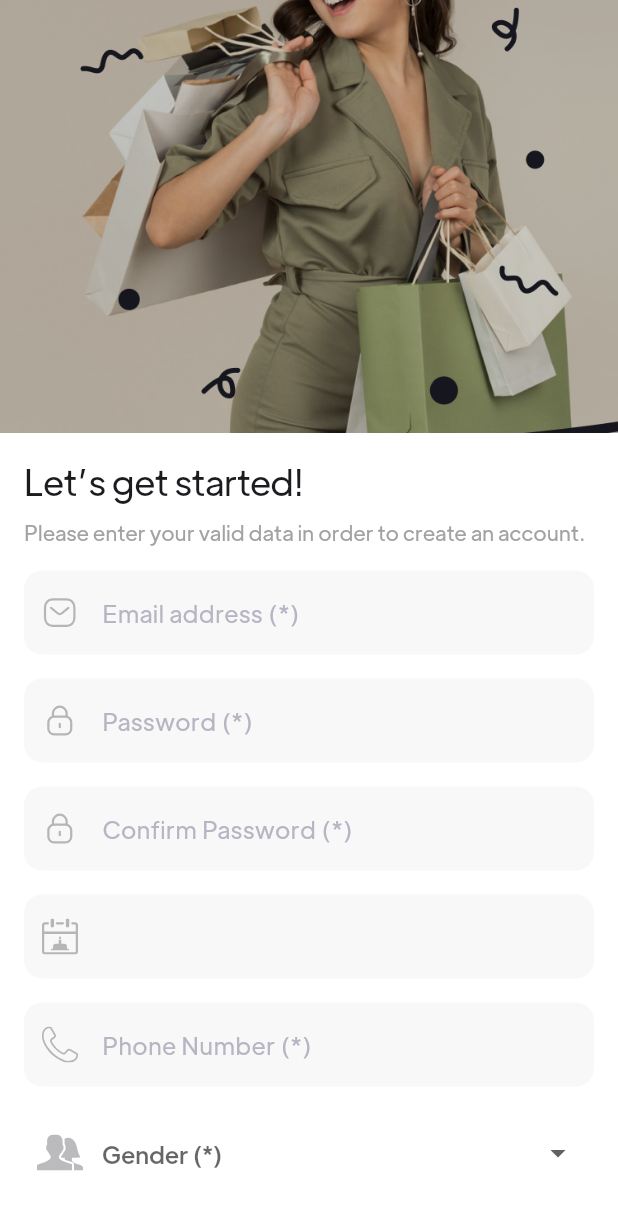
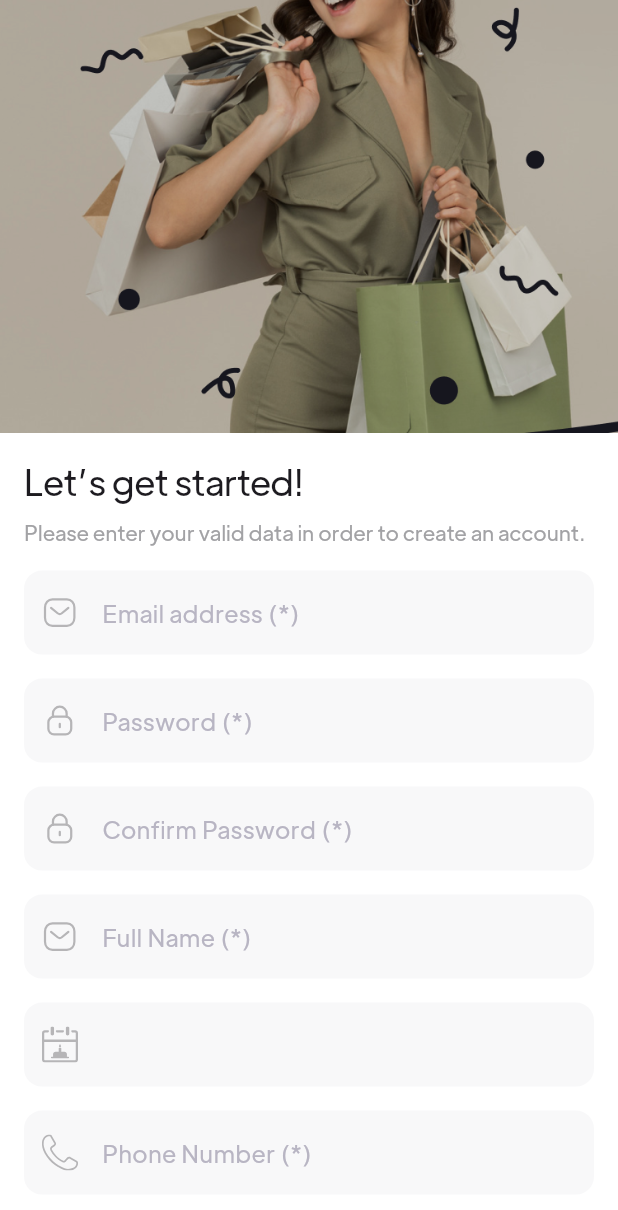
Before and after one commit to quocthai1810/ecommerce_app, a Flutter app: the SignUpScreen screen opened by its route, on a phone screen of 412 x 824 dp. Shown: the top 1210 px of the screen. Run offline on Flutter 3.47's test engine with Material 3 defaults, Android fonts, the phone set to English and light mode, and no system bars; our stand-ins replace cached_network_image, cloud_firestore, firebase_auth, firebase_core, flutter_rating_bar, flutter_svg and 3 more; accounts and stored records are empty.

Commit message:
profile screen

```diff
--- a/lib/const_func.dart
+++ b/lib/const_func.dart
@@ -1,21 +1,42 @@
 import 'package:flutter/material.dart';
 import 'package:fluttertoast/fluttertoast.dart';
+import 'package:get/get.dart';
+import 'package:shop/screens/auth/controller/signup_controller.dart';
 
 import 'constants.dart';
 
 class ConstFunc {
 //Hàm hiện vòng loading
-  static circularProgress(String text) {
+  static circularProgress(String? text) {
     return Stack(alignment: Alignment.center, children: [
       Column(
         mainAxisAlignment: MainAxisAlignment.center,
         children: [
-          const CircularProgressIndicator(
-            color: primaryColor,
+          const SizedBox(
+            width: 20,
+            height: 20,
+            child: CircularProgressIndicator(
+              color: primaryColor,
+            ),
           ),
-          Text(text)
+          Text(text!)
         ],
       )
     ]);
   }
+
+  static showLoading<T extends GetxController>(Widget widget, String? text, T controller) {
+    controller = Get.find<T>();
+    return Obx(
+      () => AbsorbPointer(
+        absorbing: (controller as dynamic).isLoading.value,
+        child: Stack(alignment: Alignment.center, children: [
+          Opacity(
+              opacity: (controller as dynamic).isLoading.value ? 0.6 : 1,
+              child: widget),
+          if ((controller as dynamic).isLoading.value) ConstFunc.circularProgress(text)
+        ]),
+      ),
+    );
+  }
 }
--- a/lib/constants.dart
+++ b/lib/constants.dart
@@ -80,6 +80,10 @@ final emaildValidator = MultiValidator([
   EmailValidator(errorText: "Enter a valid email address"),
 ]);
 
+final nameValidator = MultiValidator([
+  RequiredValidator(errorText: 'Bạn hãy nhập tên đầy đủ'),
+]);
+
 final phoneValidator = MultiValidator([
   RequiredValidator(errorText: 'Vui lòng nhập SĐT này'),
   MinLengthValidator(10, errorText: 'SĐT ít nhất 10 số'),
--- a/lib/entry_point.dart
+++ b/lib/entry_point.dart
@@ -3,6 +3,7 @@ import 'package:flutter/material.dart';
 import 'package:flutter_svg/flutter_svg.dart';
 import 'package:shop/constants.dart';
 import 'package:shop/route/screen_export.dart';
+import 'package:shop/screens/profile/controller/profile_binding.dart';
 
 class EntryPoint extends StatefulWidget {
   const EntryPoint({super.key});
--- a/lib/route/apppages.dart
+++ b/lib/route/apppages.dart
@@ -4,9 +4,13 @@ import 'package:shop/screens/auth/controller/signin_binding.dart';
 import 'package:shop/screens/auth/views/verified_email_screen.dart';
 import 'package:shop/screens/home/views/home_screen.dart';
 import 'package:shop/screens/onbording/views/onbording_screnn.dart';
+import 'package:shop/screens/profile/controller/profile_binding.dart';
+import 'package:shop/screens/profile/controller/profile_controller.dart';
 import '../screens/auth/controller/signup_binding.dart';
 import '../screens/auth/views/login_screen.dart';
 import '../screens/auth/views/signup_screen.dart';
+import '../screens/profile/views/info_profile.dart';
+import '../screens/profile/views/profile_screen.dart';
 import 'route_constants.dart';
 
 class AppPages {
@@ -29,12 +33,21 @@ class AppPages {
     GetPage(
         name: entryPointScreenRoute,
         page: () => const EntryPoint(),
-
+      bindings: [ProfileBinding()]
     ),
     GetPage(
       name: signUpVerificationScreenRoute,
       page: () => const VerificationScreen(),
+      binding: SignUpBinding()
 
     ),
+    GetPage(
+      name: infoProfileScreenRoute,
+      page: () => const InfoProfileScreen(),
+    ),
+    // GetPage(
+    //   name: editProfileScreenRoute,
+    //   page: () => const EditProfileScreen(),
+    // ),
   ];
 }
--- a/lib/route/route_constants.dart
+++ b/lib/route/route_constants.dart
@@ -3,7 +3,9 @@ const String notificationPermissionScreenRoute = "notification_permission";
 const String preferredLanuageScreenRoute = "preferred_language";
 const String logInScreenRoute = "/login";
 const String signUpScreenRoute = "/signup";
-const String profileSetupScreenRoute = "profile_setup";
+const String profileScreenRoute = "/profile";
+const String infoProfileScreenRoute = "/profile_info";
+const String editProfileScreenRoute = "/profile_edit";
 const String signUpVerificationScreenRoute = "/signup_verification";
 const String passwordRecoveryScreenRoute = "password_recovery";
 const String verificationMethodScreenRoute = "verification_method";
@@ -29,7 +31,6 @@ const String searchScreenRoute = "search";
 const String searchHistoryScreenRoute = "search_history";
 const String bookmarkScreenRoute = "bookmark";
 const String entryPointScreenRoute = "/entry_point";
-const String profileScreenRoute = "profile";
 const String getHelpScreenRoute = "get_help";
 const String chatScreenRoute = "chat";
 const String userInfoScreenRoute = "user_info";
--- a/lib/screens/auth/controller/signin_controller.dart
+++ b/lib/screens/auth/controller/signin_controller.dart
@@ -12,11 +12,12 @@ class SignInController extends GetxController {
   late String password;
 
   var isLoading = false.obs;
+  late String userId;
 
   Future<void> signIn() async {
 
     isLoading.value = true;
-
+    print('Attempting to sign in with email: $email and password: $password');
     try {
       UserCredential userCredential = await _auth.signInWithEmailAndPassword(
         email: email,
@@ -24,12 +25,14 @@ class SignInController extends GetxController {
       );
 
       if (userCredential.user!.emailVerified) {
+        userId = userCredential.user!.uid;
         Get.offAllNamed(entryPointScreenRoute);
       } else {
         await userCredential.user?.sendEmailVerification();
         Get.offAllNamed(signUpVerificationScreenRoute);
       }
     } catch (e) {
+      print('lỗi $e');
       Get.snackbar('Thông báo','Email hoặc Password không chính xác');
     } finally {
       isLoading.value = false; // Kết thúc loading
--- a/lib/screens/auth/views/components/sign_up_form.dart
+++ b/lib/screens/auth/views/components/sign_up_form.dart
@@ -94,6 +94,35 @@ class SignUpForm extends StatelessWidget {
                     const EdgeInsets.symmetric(vertical: defaultPadding * 0.75),
                 child: SvgPicture.asset(
                   "assets/icons/Lock.svg",
+                  height: 24,
+                  width: 24,
+                  colorFilter: ColorFilter.mode(
+                    Theme.of(context)
+                        .textTheme
+                        .bodyLarge!
+                        .color!
+                        .withOpacity(0.3),
+                    BlendMode.srcIn,
+                  ),
+                ),
+              ),
+            ),
+          ),
+          const SizedBox(height: defaultPadding),
+          TextFormField(
+            onSaved: (fullName) {
+              signUpController.fullName = fullName!;
+            },
+            validator: nameValidator.call,
+            textInputAction: TextInputAction.next,
+            keyboardType: TextInputType.emailAddress,
+            decoration: InputDecoration(
+              hintText: "Full Name (*)",
+              prefixIcon: Padding(
+                padding:
+                const EdgeInsets.symmetric(vertical: defaultPadding * 0.75),
+                child: SvgPicture.asset(
+                  "assets/icons/Message.svg",
                   height: 24,
                   width: 24,
                   colorFilter: ColorFilter.mode(
--- a/lib/screens/auth/views/signup_screen.dart
+++ b/lib/screens/auth/views/signup_screen.dart
@@ -26,13 +26,8 @@ class _SignUpScreenState extends State<SignUpScreen> {
       onTap: () => FocusScope.of(context).unfocus(),
       child: Scaffold(
         body: Center(
-          child: Obx(
-            () => AbsorbPointer(
-              absorbing: signUpController.isLoading.value,
-              child:  Stack(alignment: Alignment.center,
-                children: [Opacity(
-                  opacity: signUpController.isLoading.value? 0.6 : 1,
-                  child: SingleChildScrollView(
+            child: ConstFunc.showLoading(
+                SingleChildScrollView(
                   child: Column(
                     children: [
                       Image.asset(
@@ -48,8 +43,7 @@ class _SignUpScreenState extends State<SignUpScreen> {
                           children: [
                             Text(
                               "Let’s get started!",
-                                      style:
-                                          Theme.of(context).textTheme.headlineSmall,
+                              style: Theme.of(context).textTheme.headlineSmall,
                             ),
                             const SizedBox(height: defaultPadding / 2),
                             const Text(
@@ -63,11 +57,11 @@ class _SignUpScreenState extends State<SignUpScreen> {
                                 Obx(
                                   () => Checkbox(
                                     onChanged: (value) {
-                                              signUpController.toggleTermsAccepted(
-                                                  value ?? false);
+                                      signUpController
+                                          .toggleTermsAccepted(value ?? false);
                                     },
-                                            value: signUpController
-                                                .isTermsAccepted.value,
+                                    value:
+                                        signUpController.isTermsAccepted.value,
                                   ),
                                 ),
                                 Expanded(
@@ -99,20 +93,18 @@ class _SignUpScreenState extends State<SignUpScreen> {
                             const SizedBox(height: defaultPadding * 2),
                             Obx(
                               () => ElevatedButton(
-                                        onPressed:
-                                            signUpController.isTermsAccepted.value
+                                onPressed: signUpController
+                                        .isTermsAccepted.value
                                     ? () {
-                                                    // if (_formKey.currentState!.validate()) {
-                                                    //   _formKey.currentState!.save();
-                                                    //   signUpController.signUp();
+                                        if (_formKey.currentState!.validate()) {
+                                          _formKey.currentState!.save();
+                                          signUpController.signUp();
                                           //   // Navigator.pushNamedAndRemoveUntil(
                                           //   //     context,
                                           //   //     entryPointScreenRoute,
                                           //   //     ModalRoute.withName(logInScreenRoute));
                                           //   // Get.offAllNamed(logInScreenRoute);
-                                                    // }
-                                                    _formKey.currentState!.save();
-                                                    signUpController.signUp();
+                                        }
                                       }
                                     : null,
                                 child: const Text("Sign up"),
@@ -137,14 +129,8 @@ class _SignUpScreenState extends State<SignUpScreen> {
                     ],
                   ),
                 ),
-                ),
-                  if (signUpController.isLoading.value)
-                       ConstFunc.circularProgress('Đang đăng kí')
-                      ]
-              ),
-            ),
-          ),
-        ),
+                'Đang đăng kí',
+                signUpController)),
       ),
     );
   }
--- /dev/null
+++ b/lib/screens/profile/controller/profile_binding.dart
@@ -0,0 +1,12 @@
+import 'package:get/get.dart';
+import 'package:shop/screens/auth/controller/signin_controller.dart';
+import 'package:shop/screens/profile/controller/profile_controller.dart';
+
+class ProfileBinding extends Bindings {
+  @override
+  void dependencies() {
+
+    Get.put(EditProfileController());
+  }
+
+}
```
Also changed, not shown: lib/screens/auth/controller/signup_controller.dart (+36 -6 lines), lib/screens/auth/views/login_screen.dart (+3 -16 lines), lib/screens/auth/views/verified_email_screen.dart (+9 -0 lines), lib/screens/profile/controller/profile_controller.dart (added, +121 -0 lines), lib/screens/profile/views/components/profile_info.dart (added, +42 -0 lines), lib/screens/profile/views/info_profile.dart (added, +97 -0 lines), lib/screens/profile/views/profile_screen.dart (+3 -12 lines), assets/images/user.jpg (added). Lines whose indentation alone changed are shown as unchanged.
